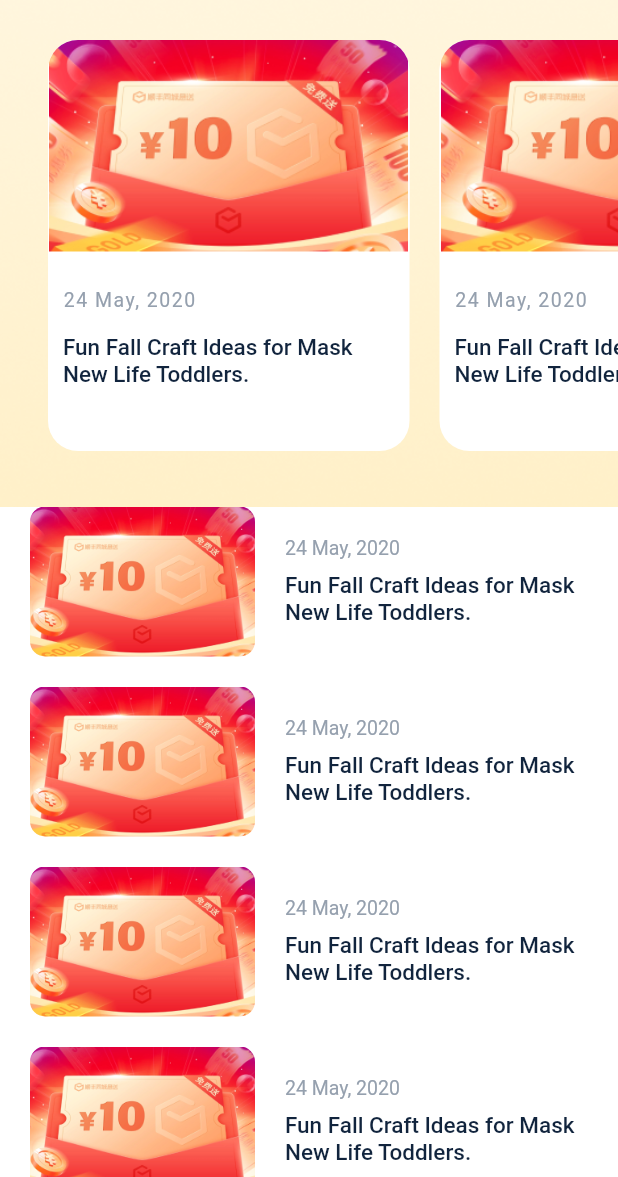
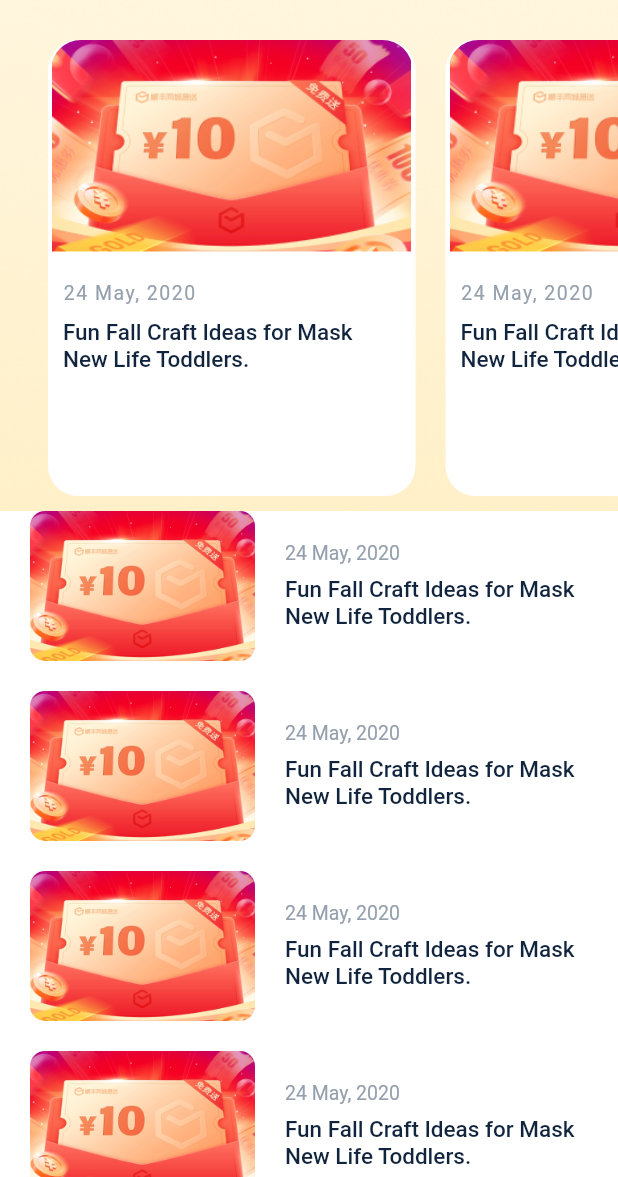
Before and after one commit to naimulNoor/maxxfortune, a Flutter app: the WidgetMenu screen opened directly, item 4 of the bottom bar chosen, after a tap on "News & Blog", on a phone screen of 412 x 824 dp, the part 59-1236 px from its top. Run offline on Flutter 3.47's test engine with Material 2 defaults, Android fonts, the phone set to English and light mode, and no system bars; our stand-ins replace badges, cached_network_image, carousel_slider, confetti, country_code_picker, dio and 14 more; missing offline and left inert: launch_review, webview_flutter_plus; accounts and stored records are empty; project files that could hold a hidden picture were left out.

Commit message:
news design fix

```diff
--- a/lib/ui/app/menu/menu.dart
+++ b/lib/ui/app/menu/menu.dart
@@ -221,8 +221,8 @@ class TitleWidget extends StatelessWidget {
     return Stack(
         children: [
           Container(
-            height: 144.0,
-            width: double.maxFinite,
+            height: 145.0,
+            width: double.infinity,
             decoration: const BoxDecoration(
               image: DecorationImage(
                 fit: BoxFit.cover,
@@ -248,11 +248,9 @@ class TitleWidget extends StatelessWidget {
                               crossAxisAlignment: CrossAxisAlignment.start,
                               mainAxisAlignment: MainAxisAlignment.start,
                               children: [
-                                Text("Naimul Hassan Noor",style:AppFontStyle.style_otp_field ,),
+                                Text("Naimul Hassan Noor",style:TextStyle(fontWeight: FontWeight.w500,fontSize: 18.0, color: Colors.black) ,),
                                 SizedBox(height: 5,),
-                                Container(
-                                  width: 109,
-                                  child: InkWell(
+                                InkWell(
                                   onTap:(){
                                     Navigator.push(
                                       context,
@@ -262,7 +260,6 @@ class TitleWidget extends StatelessWidget {
                                     );
                                   },
                                   child: Container(
-                                      height: 23,
                                     decoration: BoxDecoration(
                                       gradient: LinearGradient(
                                           colors: [color_lightorange,color_red],
@@ -275,8 +272,10 @@ class TitleWidget extends StatelessWidget {
 
                                     ),
                                     child: Center(
-                                          child: Text("VIEW PROFILE",style: TextStyle(color: Colors.white,fontSize: 12.0),)),
-                                    ),
+                                        child: Padding(
+                                          padding: const EdgeInsets.all(8.0),
+                                          child: Text("VIEW PROFILE",style: TextStyle(color: Colors.white,fontSize: 12.0, fontWeight: FontWeight.w500),),
+                                        )),
                                   ),
                                 ),
                               ],
--- a/lib/ui/app/news/news_list.dart
+++ b/lib/ui/app/news/news_list.dart
@@ -37,20 +37,15 @@ class _FaqViewState extends State<NewsListPage> {
       ),
       child: Scaffold(
         backgroundColor: Colors.white,
-
         body: Column(
           mainAxisAlignment: MainAxisAlignment.start,
           crossAxisAlignment: CrossAxisAlignment.start,
           children: [
+            TitleWidget(),
             Expanded(
-                flex: 0,
-                child: TitleWidget()),
-            Expanded(
-              flex: 1,
-              child:  Container(
+              child: Container(
                   padding: EdgeInsets.symmetric(horizontal: 10.0),
                   margin: EdgeInsets.fromLTRB(0, 0, 0, 0),
-
                   child: ListView.builder(
                     itemCount: 6,
                     scrollDirection: Axis.vertical,
@@ -122,7 +117,7 @@ class TitleWidget extends StatelessWidget {
     return Stack(
         children: [
           Container(
-            height: 377.0,
+            height: 380.0,
             width: double.maxFinite,
             decoration: const BoxDecoration(
               image: DecorationImage(
@@ -132,7 +127,7 @@ class TitleWidget extends StatelessWidget {
             ),
           ),
           Container(
-              height: 350,
+              height: 380,
               width: MediaQuery.of(context).size.width,
               margin: EdgeInsets.fromLTRB(0, 0, 0, 0),
               child: Column(
@@ -155,9 +150,7 @@ class TitleWidget extends StatelessWidget {
                         itemBuilder: (context, i) {
                           return Container(
                             margin: EdgeInsets.fromLTRB(0, 0, 20, 0),
-                            height: 245,
-                            width: 241,
-
+                            width: 245,
                             decoration: BoxDecoration(
                               color: Colors.white,
                               borderRadius: BorderRadius.circular(20.0)
@@ -181,14 +174,13 @@ class TitleWidget extends StatelessWidget {
                                     crossAxisAlignment: CrossAxisAlignment.start,
                                     mainAxisAlignment: MainAxisAlignment.start,
                                     children: [
-                                      SizedBox(height: 15.0,),
+                                      SizedBox(height: 10.0,),
                                       Text("24 May, 2020",style: TextStyle(color: Color(0xff95A0AE),fontSize: 13.0,letterSpacing: 1),),
-                                      SizedBox(height: 15.0,),
+                                      SizedBox(height: 10.0,),
                                       Text("Fun Fall Craft Ideas for Mask New Life Toddlers.",style: TextStyle(color: Color(0xff11243D),fontSize: 15.0,fontWeight: FontWeight.w500),)
                                     ],
                                   ),
                                 ),
-
                               ],
                             ),
                           );
```
Also changed, not shown: lib/ui/app/info/profile.dart (+10 -16 lines), lib/ui/app/news/news_details.dart (+10 -13 lines). Lines whose indentation alone changed are shown as unchanged.
